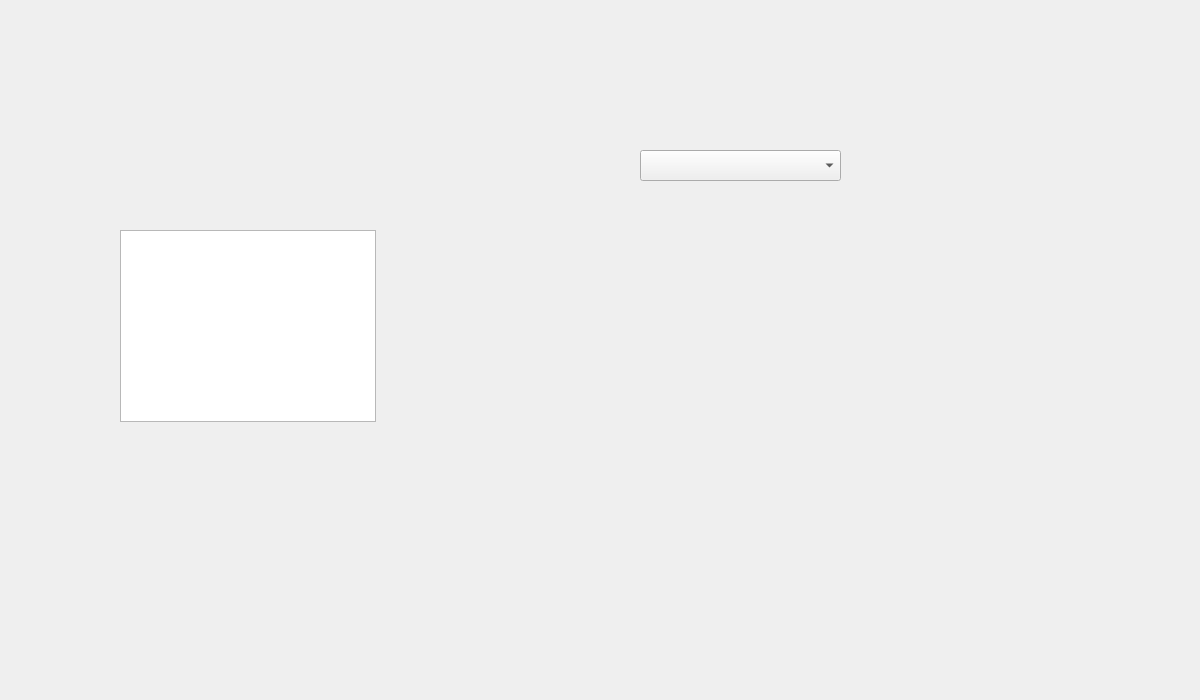
moetaei/CS1D-Basketball, file CS1D-Basketball-master/Basketball/info.ui: the form before one commit.
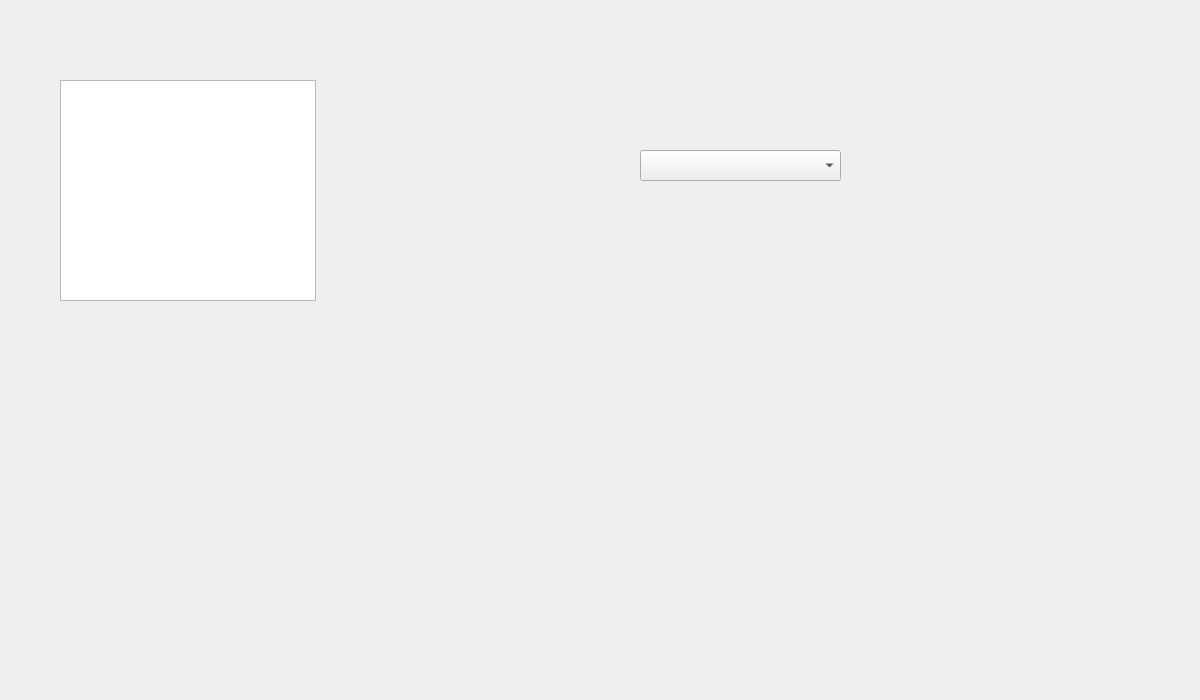
The form after the commit.

Diff of the .ui file:
```diff
--- a/CS1D-Basketball-master/Basketball/info.ui
+++ b/CS1D-Basketball-master/Basketball/info.ui
@@ -13,16 +13,6 @@
   <property name="windowTitle">
    <string>Form</string>
   </property>
-  <widget class="QTableWidget" name="teamTable">
-   <property name="geometry">
-    <rect>
-     <x>120</x>
-     <y>230</y>
-     <width>256</width>
-     <height>192</height>
-    </rect>
-   </property>
-  </widget>
   <widget class="QComboBox" name="teamOptions">
    <property name="geometry">
     <rect>
@@ -33,6 +23,16 @@
     </rect>
    </property>
   </widget>
+  <widget class="QTableView" name="tableView">
+   <property name="geometry">
+    <rect>
+     <x>60</x>
+     <y>80</y>
+     <width>256</width>
+     <height>221</height>
+    </rect>
+   </property>
+  </widget>
  </widget>
  <resources/>
  <connections/>
```
